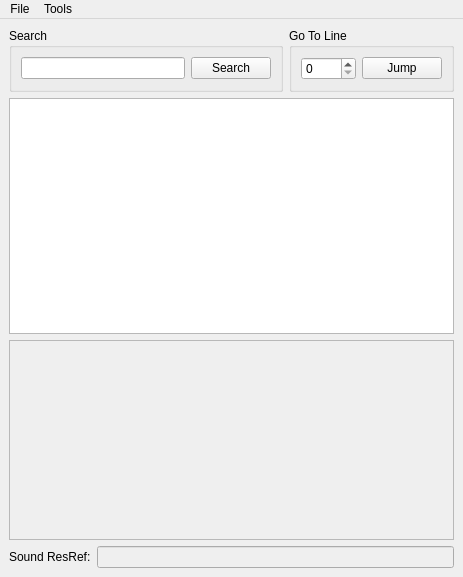
NickHugi/PyKotor, file ui/editors/tlk/tlk_editor.ui: the form before one commit.
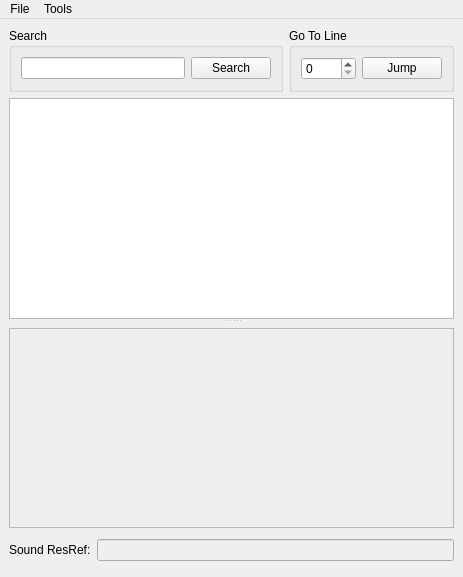
The form after the commit.

Commit message: Add splitter to TLK Editor layout

```diff
--- a/ui/editors/tlk/tlk_editor.ui
+++ b/ui/editors/tlk/tlk_editor.ui
@@ -14,6 +14,13 @@
    <string>MainWindow</string>
   </property>
   <widget class="QWidget" name="centralwidget">
+   <layout class="QGridLayout" name="gridLayout">
+    <item row="0" column="0">
+     <widget class="QSplitter" name="splitter">
+      <property name="orientation">
+       <enum>Qt::Vertical</enum>
+      </property>
+      <widget class="QWidget" name="">
    <layout class="QVBoxLayout" name="verticalLayout">
     <item>
      <layout class="QHBoxLayout" name="horizontalLayout_3" stretch="5,3">
@@ -79,6 +86,10 @@
       </attribute>
      </widget>
     </item>
+       </layout>
+      </widget>
+      <widget class="QWidget" name="">
+       <layout class="QVBoxLayout" name="verticalLayout_2">
     <item>
      <widget class="QPlainTextEdit" name="textEdit">
       <property name="enabled">
@@ -112,6 +123,10 @@
        </widget>
       </item>
      </layout>
+        </item>
+       </layout>
+      </widget>
+     </widget>
     </item>
    </layout>
   </widget>
```
Lines whose indentation alone changed are shown as unchanged. The commit also changes 2 other files.
